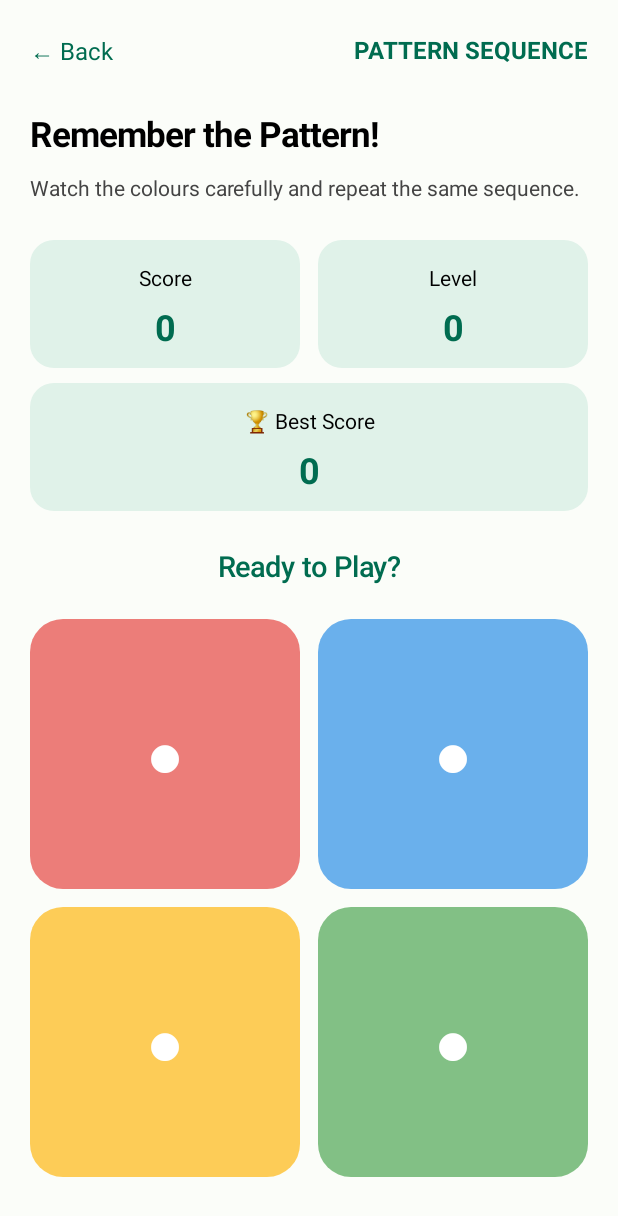
After one commit to Aaarya2117/Shiori, an Android app built with Jetpack Compose: the PatternSequenceScreen screen opened through its navigation route, on a phone screen of 412 x 824 dp. The commit adds this screen. Shown: the top 1216 px of the screen. Run offline under Robolectric (Android 15) with nearby library versions, the phone set to English and light mode, and no system bars; our stand-ins replace Dagger/Hilt's generated code.

Commit message:
feat: implement Face Recall game with persistent best score

```diff
--- a/app/src/main/java/com/shiori/app/ui/navigation/NavRoutes.kt
+++ b/app/src/main/java/com/shiori/app/ui/navigation/NavRoutes.kt
@@ -5,4 +5,6 @@ sealed class NavRoutes(val route: String) {
     object CaregiverPin : NavRoutes("caregiver_pin")
     object CaregiverDashboard : NavRoutes("caregiver_dashboard")
     object MemoryMatch : NavRoutes("memory_match")
+    object PatternSequence : NavRoutes("pattern_sequence")
+    object FaceRecall : NavRoutes("face_recall")
 }
--- a/app/src/main/java/com/shiori/app/ui/navigation/ShioriNavHost.kt
+++ b/app/src/main/java/com/shiori/app/ui/navigation/ShioriNavHost.kt
@@ -1,5 +1,7 @@
 package com.shiori.app.ui.navigation
 
+import com.shiori.app.ui.patient.FaceRecallScreen
+import com.shiori.app.ui.patient.PatternSequenceScreen
 import com.shiori.app.ui.patient.MemoryMatchScreen
 import com.shiori.app.ui.patient.PatientHomeScreen
 import androidx.compose.foundation.layout.Arrangement
@@ -28,8 +30,16 @@ fun ShioriNavHost() {
         composable(NavRoutes.PatientHome.route) {
             PatientHomeScreen(
                 onGameClick = { game ->
-                    if (game == "Memory Match") {
-                        navController.navigate(NavRoutes.MemoryMatch.route)
+                    when (game) {
+                        "Memory Match" -> {
+                            navController.navigate(NavRoutes.MemoryMatch.route)
+                        }
+                        "pattern" -> {
+                            navController.navigate(NavRoutes.PatternSequence.route)
+                        }
+                        "face" -> {
+                            navController.navigate(NavRoutes.FaceRecall.route)
+                        }
                     }
                 },
                 onRoutineClick = {
@@ -50,6 +60,18 @@ fun ShioriNavHost() {
                     navController.popBackStack()
                 }
             )
+        }
+        // Pattern Sequence
+        composable(NavRoutes.PatternSequence.route) {
+            PatternSequenceScreen(
+                onBack = {
+                    navController.popBackStack()
+                }
+            )
+        }
+        //FaceRecall
+        composable(NavRoutes.FaceRecall.route) {
+            FaceRecallScreen(onBack = { navController.popBackStack() })
         }
         //3. Caregiver PIN
         composable(NavRoutes.CaregiverPin.route) {
--- /dev/null
+++ b/app/src/main/java/com/shiori/app/ui/patient/PatternSequenceScreen.kt
@@ -0,0 +1,340 @@
+
+package com.shiori.app.ui.patient
+
+import android.content.Context
+import androidx.compose.foundation.background
+import androidx.compose.foundation.clickable
+import androidx.compose.foundation.layout.*
+import androidx.compose.foundation.shape.RoundedCornerShape
+import androidx.compose.material3.*
+import androidx.compose.runtime.*
+import androidx.compose.ui.Alignment
+import androidx.compose.ui.Modifier
+import androidx.compose.ui.graphics.Color
+import androidx.compose.ui.text.font.FontWeight
+import androidx.compose.ui.text.style.TextAlign
+import androidx.compose.ui.unit.dp
+import androidx.compose.ui.unit.sp
+import androidx.compose.ui.platform.LocalContext
+import kotlinx.coroutines.delay
+import kotlinx.coroutines.launch
+import kotlin.random.Random
+
+private val GameColors = listOf(
+    Color(0xFFE53935),
+    Color(0xFF1E88E5),
+    Color(0xFFFFB300),
+    Color(0xFF43A047)
+)
+
+@Composable
+fun PatternSequenceScreen(
+    onBack: () -> Unit
+) {
+    val scope = rememberCoroutineScope()
+    val context = LocalContext.current
+
+    // Save best score locally
+    val preferences = remember(context) {
+        context.getSharedPreferences(
+            "pattern_sequence_prefs",
+            Context.MODE_PRIVATE
+        )
+    }
+
+    var bestScore by remember {
+        mutableIntStateOf(
+            preferences.getInt("best_score", 0)
+        )
+    }
+
+    val sequence = remember {
+        mutableStateListOf<Int>()
+    }
+
+    var activeButton by remember { mutableIntStateOf(-1) }
+    var isShowing by remember { mutableStateOf(false) }
+    var gameStarted by remember { mutableStateOf(false) }
+    var gameOver by remember { mutableStateOf(false) }
+    var score by remember { mutableIntStateOf(0) }
+    var attempts by remember { mutableIntStateOf(0) }
+    var inputPosition by remember { mutableIntStateOf(0) }
+
+    // Update and save best score
+    fun updateBestScore() {
+        if (score > bestScore) {
+            bestScore = score
+
+            preferences.edit()
+                .putInt("best_score", bestScore)
+                .apply()
+        }
+    }
+
+    fun nextRound() {
+        scope.launch {
+            isShowing = true
+            delay(600)
+
+            sequence.add(Random.nextInt(4))
+
+            for (button in sequence) {
+                activeButton = button
+                delay(650)
+                activeButton = -1
+                delay(250)
+            }
+
+            isShowing = false
+            inputPosition = 0
+        }
+    }
+
+    fun startGame() {
+        sequence.clear()
+        score = 0
+        attempts = 0
+        inputPosition = 0
+        activeButton = -1
+        gameOver = false
+        gameStarted = true
+
+        nextRound()
+    }
+
+    fun handleInput(index: Int) {
+        if (!gameStarted || isShowing || gameOver) return
+
+        attempts++
+
+        if (sequence[inputPosition] != index) {
+            gameOver = true
+            updateBestScore()
+            return
+        }
+
+        inputPosition++
+
+        if (inputPosition == sequence.size) {
+            score++
+            updateBestScore()
+            nextRound()
+        }
+    }
+
+    Column(
+        modifier = Modifier
+            .fillMaxSize()
+            .background(Color(0xFFFBFDF9))
+            .padding(20.dp)
+    ) {
+
+        // Header
+        Row(
+            modifier = Modifier.fillMaxWidth(),
+            horizontalArrangement = Arrangement.SpaceBetween,
+            verticalAlignment = Alignment.CenterVertically
+        ) {
+            Text(
+                text = "← Back",
+                color = Color(0xFF006C50),
+                fontSize = 16.sp,
+                modifier = Modifier.clickable { onBack() }
+            )
+
+            Text(
+                text = "PATTERN SEQUENCE",
+                color = Color(0xFF006C50),
+                fontWeight = FontWeight.Bold,
+                fontSize = 16.sp
+            )
+        }
+
+        Spacer(modifier = Modifier.height(28.dp))
+
+        Text(
+            text = "Remember the Pattern!",
+            fontSize = 23.sp,
+            fontWeight = FontWeight.Bold
+        )
+
+        Spacer(modifier = Modifier.height(8.dp))
+
+        Text(
+            text = "Watch the colours carefully and repeat the same sequence.",
+            fontSize = 14.sp,
+            color = Color.DarkGray
+        )
+
+        Spacer(modifier = Modifier.height(20.dp))
+
+        // Score and Level
+        Row(
+            modifier = Modifier.fillMaxWidth(),
+            horizontalArrangement = Arrangement.spacedBy(12.dp)
+        ) {
+            ScoreCard(
+                title = "Score",
+                value = score.toString(),
+                modifier = Modifier.weight(1f)
+            )
+
+            ScoreCard(
+                title = "Level",
+                value = if (gameStarted) sequence.size.toString() else "0",
+                modifier = Modifier.weight(1f)
+            )
+        }
+
+        Spacer(modifier = Modifier.height(10.dp))
+
+        // Best Score
+        ScoreCard(
+            title = "🏆 Best Score",
+            value = bestScore.toString(),
+            modifier = Modifier.fillMaxWidth()
+        )
+
+        Spacer(modifier = Modifier.height(24.dp))
+
+        // Game Status
+        Text(
+            text = when {
+                gameOver -> "Game Over!"
+                !gameStarted -> "Ready to Play?"
+                isShowing -> "Watch the pattern..."
+                else -> "Repeat the pattern!"
+            },
+            modifier = Modifier.fillMaxWidth(),
+            textAlign = TextAlign.Center,
+            fontSize = 19.sp,
+            fontWeight = FontWeight.SemiBold,
+            color = Color(0xFF006C50)
+        )
+
+        Spacer(modifier = Modifier.height(20.dp))
+
+        // 4 Colour Buttons
+        Column(
+            modifier = Modifier.fillMaxWidth(),
+            verticalArrangement = Arrangement.spacedBy(12.dp)
+        ) {
+            for (row in 0..1) {
+                Row(
+                    modifier = Modifier.fillMaxWidth(),
+                    horizontalArrangement = Arrangement.spacedBy(12.dp)
+                ) {
+                    for (column in 0..1) {
+                        val index = row * 2 + column
+
+                        Box(
+                            modifier = Modifier
+                                .weight(1f)
+                                .aspectRatio(1f)
+                                .background(
+                                    color = if (activeButton == index) {
+                                        GameColors[index]
+                                    } else {
+                                        GameColors[index].copy(alpha = 0.65f)
+                                    },
+                                    shape = RoundedCornerShape(22.dp)
+                                )
+                                .clickable(
+                                    enabled = gameStarted &&
+                                            !isShowing &&
+                                            !gameOver
+                                ) {
+                                    handleInput(index)
+                                },
+                            contentAlignment = Alignment.Center
+                        ) {
+                            Text(
+                                text = "●",
+                                fontSize = 42.sp,
+                                color = Color.White
+                            )
+                        }
+                    }
+                }
+            }
+        }
+
+        Spacer(modifier = Modifier.height(24.dp))
+
+        Text(
+            text = "Attempts: $attempts",
+            modifier = Modifier.fillMaxWidth(),
+            textAlign = TextAlign.Center,
+            color = Color.DarkGray,
+            fontSize = 15.sp
+        )
+
+        // Game Over message
+        if (gameOver) {
+            Spacer(modifier = Modifier.height(12.dp))
+
+            Text(
+                text = if (score >= bestScore && score > 0) {
+                    "🎉 New Best Score!"
+                } else {
+                    "Your Score: $score  |  Best: $bestScore"
+                },
+                modifier = Modifier.fillMaxWidth(),
+                textAlign = TextAlign.Center,
+                fontWeight = FontWeight.Bold,
+                color = Color(0xFF006C50),
+                fontSize = 16.sp
+            )
+        }
+
+        Spacer(modifier = Modifier.weight(1f))
+
+        if (!gameStarted || gameOver) {
+            Button(
+                onClick = { startGame() },
+                modifier = Modifier
+                    .fillMaxWidth()
+                    .height(56.dp),
+                colors = ButtonDefaults.buttonColors(
+                    containerColor = Color(0xFF006C50)
+                ),
+                shape = RoundedCornerShape(14.dp)
+            ) {
+                Text(
+                    text = if (gameOver) "Restart Game" else "Start Game",
+                    fontSize = 17.sp,
+                    fontWeight = FontWeight.Bold
+                )
+            }
+        }
+    }
+}
+
+@Composable
+private fun ScoreCard(
+    title: String,
+    value: String,
+    modifier: Modifier = Modifier
+) {
+    Surface(
+        modifier = modifier,
+        color = Color(0xFFE0F2E9),
+        shape = RoundedCornerShape(16.dp)
+    ) {
+        Column(
+            modifier = Modifier.padding(12.dp),
+            horizontalAlignment = Alignment.CenterHorizontally
+        ) {
+            Text(title, fontSize = 14.sp)
+
+            Spacer(modifier = Modifier.height(5.dp))
+
+            Text(
+                value,
+                fontSize = 24.sp,
+                fontWeight = FontWeight.Bold,
+                color = Color(0xFF006C50)
+            )
+        }
+    }
+}
```
Also changed, not shown: app/src/main/java/com/shiori/app/ui/patient/FaceRecallScreen.kt (added, +296 -0 lines).
